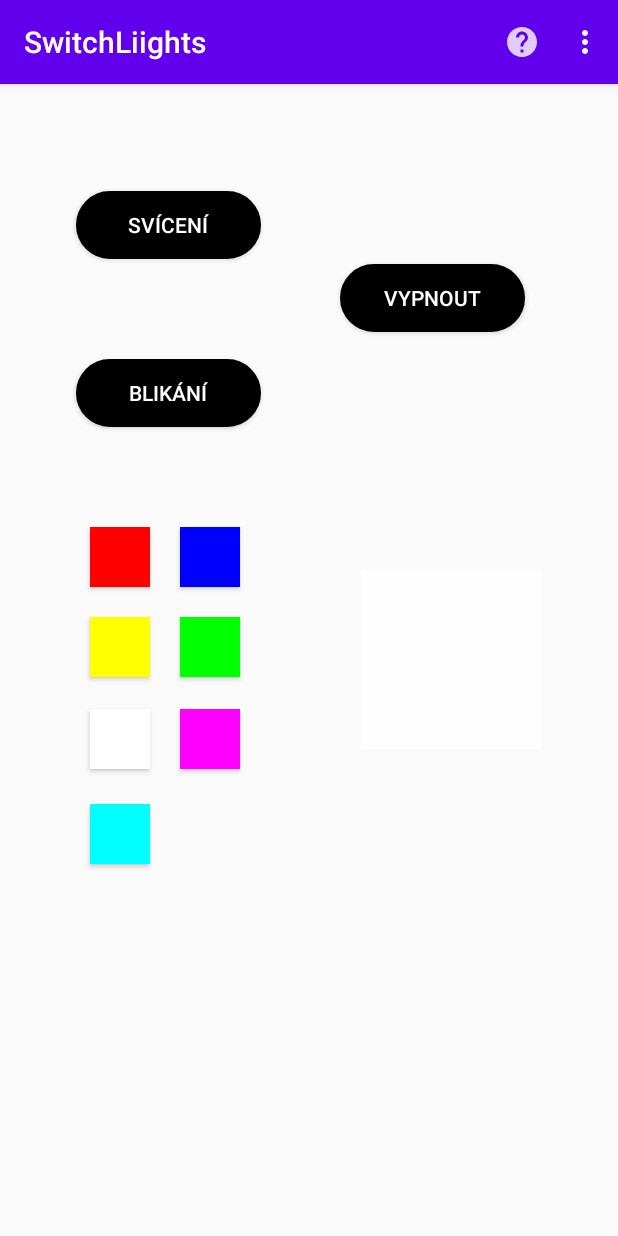
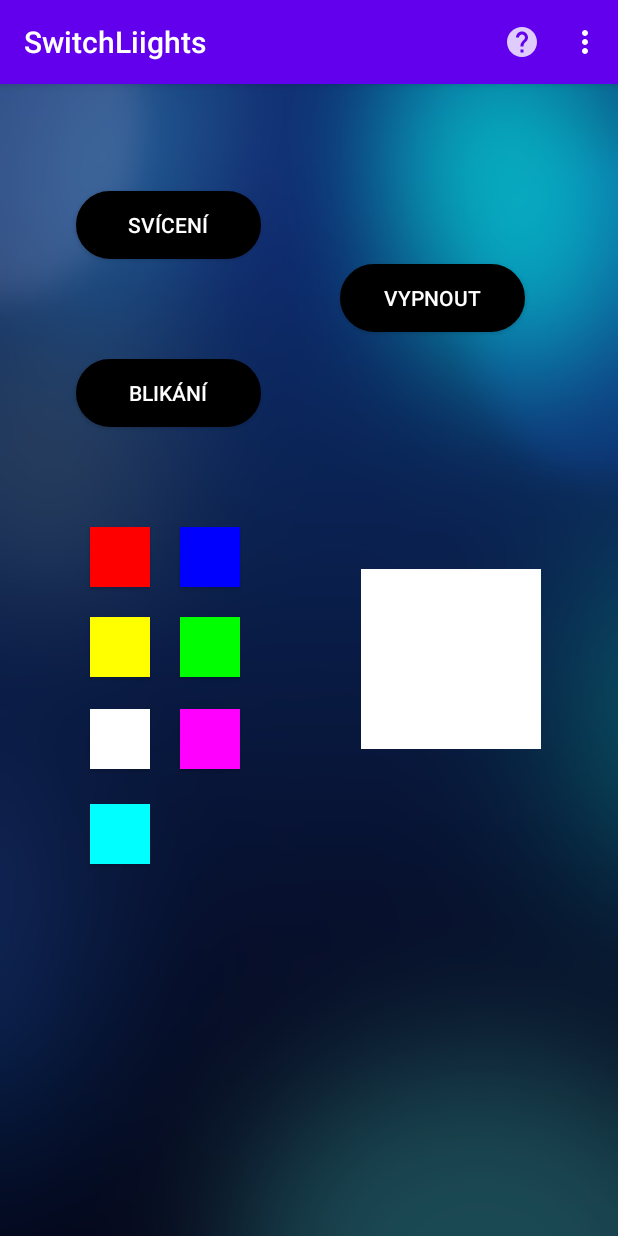
Before and after one commit to realfaid/SchoolProject, an Android app: the screen it shows after launch (LedActivity), on a phone screen of 412 x 824 dp. Run offline under Robolectric (Android 15) with nearby library versions, the phone set to English and light mode, and no system bars.

Commit message:
uprava zobrazeni

```diff
--- a/SchoolProject/app/src/main/res/layout/modes_layout.xml
+++ b/SchoolProject/app/src/main/res/layout/modes_layout.xml
@@ -6,6 +6,7 @@
     android:layout_width="match_parent"
     android:layout_height="match_parent"
     tools:context=".LedActivity"
+    android:background="@drawable/background"
     >
 
     <Button
@@ -161,18 +162,16 @@
         android:id="@+id/colorActive"
         android:layout_width="120dp"
         android:layout_height="120dp"
+        android:background="@color/colorWhite"
         app:layout_constraintBottom_toBottomOf="parent"
         app:layout_constraintEnd_toEndOf="parent"
         app:layout_constraintHorizontal_bias="0.824"
         app:layout_constraintStart_toStartOf="parent"
         app:layout_constraintTop_toTopOf="parent"
         app:layout_constraintVertical_bias="0.499"
-        app:srcCompat="@drawable/color"
 
 
-
-
-        />
+        app:srcCompat="@drawable/color" />
 
     <Button
         android:id="@+id/btnAzur"
```
Also changed, not shown: SchoolProject/app/src/main/res/drawable/background.jpg (added).
